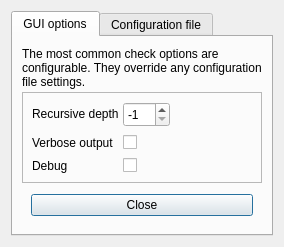
Before: the Qt Designer form linkcheck/gui/ui/options.ui in wummel/linkchecker, drawn with Qt 5.
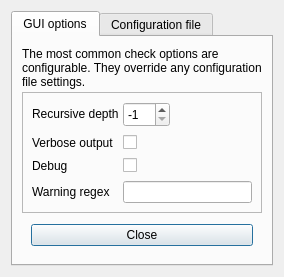
After: the same form once the commit is applied.

Commit message: Add warning-regex GUI option.

```diff
--- a/linkcheck/gui/ui/options.ui
+++ b/linkcheck/gui/ui/options.ui
@@ -9,8 +9,8 @@
    <rect>
     <x>0</x>
     <y>0</y>
-    <width>275</width>
-    <height>229</height>
+    <width>279</width>
+    <height>239</height>
    </rect>
   </property>
   <property name="windowTitle">
@@ -178,6 +178,16 @@
             </property>
            </widget>
           </item>
+          <item row="3" column="1">
+           <widget class="QLineEdit" name="warningregex"/>
+          </item>
+          <item row="3" column="0">
+           <widget class="QLabel" name="label_3">
+            <property name="text">
+             <string>Warning regex</string>
+            </property>
+           </widget>
+          </item>
          </layout>
         </widget>
        </item>
```
The commit also changes 5 other files.
